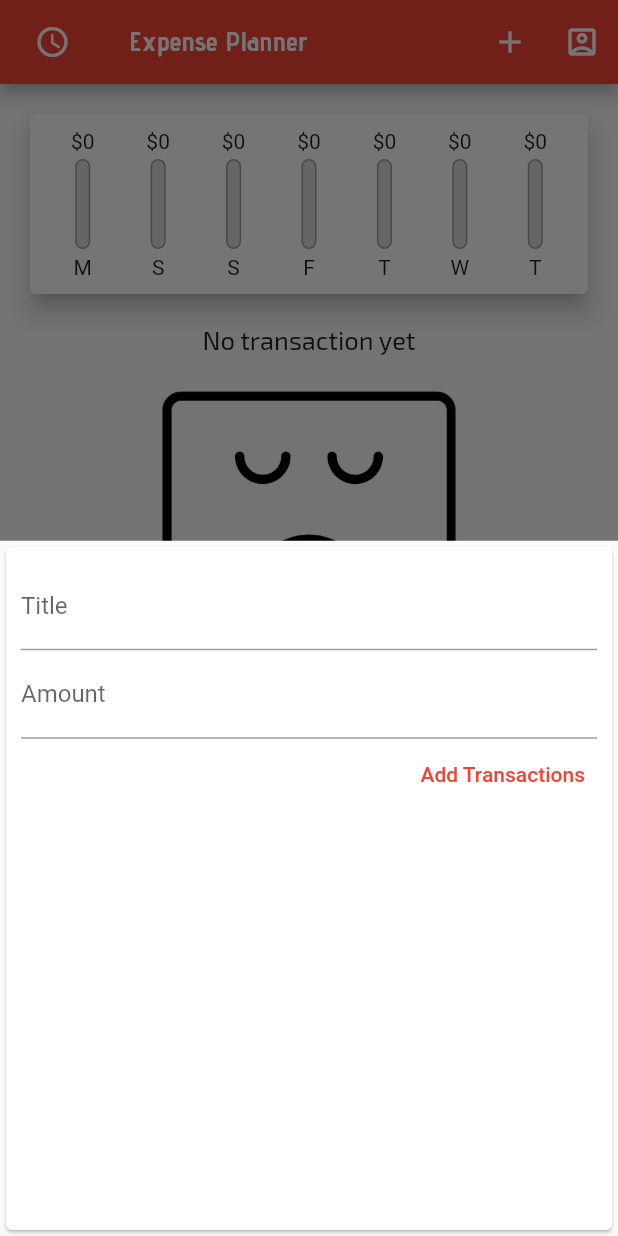
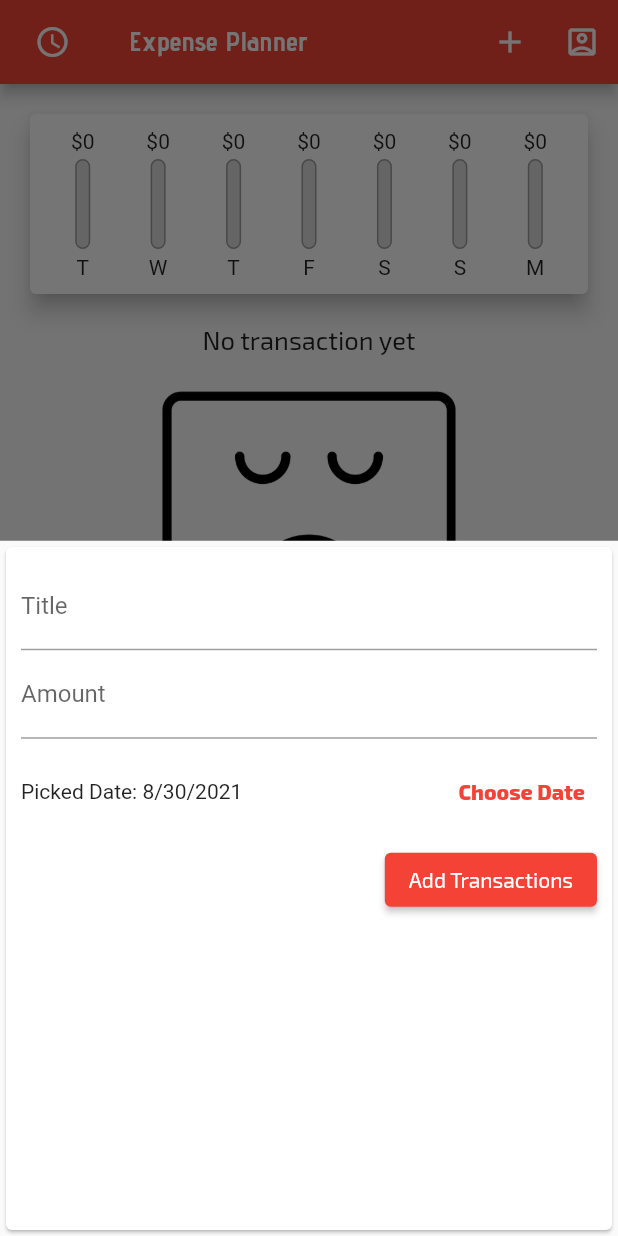
Before and after one commit to DesmondSol/expence_tracker, a Flutter app: the screen it shows after launch, after a tap on the "add" icon, on a phone screen of 412 x 824 dp. Run offline on Flutter 3.47's test engine with Material 2 defaults, Android fonts, the phone set to English and light mode, and no system bars; project files that could hold a hidden picture were left out.

Commit message:
date chooser added and fully functional

```diff
--- a/lib/main.dart
+++ b/lib/main.dart
@@ -23,6 +23,10 @@ class MyApp extends StatelessWidget {
               headline6: TextStyle(
                   fontFamily: 'Exo2',
                   fontSize: 17,
+                  fontWeight: FontWeight.normal),
+              button: TextStyle(
+                  color: Colors.white,
+                  fontFamily: 'Exo2',
                   fontWeight: FontWeight.normal)),
           appBarTheme: AppBarTheme(
               textTheme: ThemeData.light().textTheme.copyWith(
@@ -65,20 +69,21 @@ class MyHomeePage extends State<MyHomePage> {
     }).toList();
   }
 
-  void _addNewTransa(String txtitle, double txamount) {
+  void _addNewTransa(String txtitle, double txamount, DateTime chosenDate) {
     int b;
     if (_userTran.isEmpty) {
       b = 1;
-      print(b);
+      //print(b);
     } else {
       b = int.parse(_userTran.last.id) + 1;
     }
     // print('$b $txtitle $txamount');
     final newTx = Transaction(
-        id: b.toString(),
-        title: txtitle,
-        amount: txamount,
-        date: DateTime.now());
+      id: b.toString(),
+      title: txtitle,
+      amount: txamount,
+      date: chosenDate,
+    );
 
     setState(() {
       _userTran.add(newTx);
--- a/lib/widgets/chart.dart
+++ b/lib/widgets/chart.dart
@@ -20,13 +20,13 @@ class Chart extends StatelessWidget {
           totalsum += recentTrans[i].amount;
         }
       }
-      print(DateFormat.E().format(weekDay));
-      print(totalsum);
+     // print(DateFormat.E().format(weekDay));
+     // print(totalsum);
       return {
         'day': DateFormat.E().format(weekDay).substring(0, 1),
         'amount': totalsum
       };
-    });
+    }).reversed.toList();
   }
 
   double get totalSpending {
@@ -37,7 +37,7 @@ class Chart extends StatelessWidget {
 
   @override
   Widget build(BuildContext context) {
-    print(groupedTransVals);
+   // print(groupedTransVals);
     return Card(
       elevation: 6,
       margin: EdgeInsets.all(20),
--- a/lib/widgets/new_transaction.dart
+++ b/lib/widgets/new_transaction.dart
@@ -1,4 +1,5 @@
 import 'package:flutter/material.dart';
+import 'package:intl/intl.dart';
 
 // consider converting to stateful widget if stg is not working
 class NewTransaction extends StatefulWidget {
@@ -12,25 +13,41 @@ class NewTransaction extends StatefulWidget {
 }
 
 class _NewTransactionState extends State<NewTransaction> {
-  final titleController = TextEditingController();
+  final _titleController = TextEditingController();
+  final _amountContoller = TextEditingController();
+  DateTime _selectedDate = DateTime.now();
 
-  final amountContoller = TextEditingController();
-
-  void submitData() {
-    if (titleController.text.isEmpty || amountContoller.text.isEmpty) {
+  void _submitData() {
+    if (_titleController.text.isEmpty || _amountContoller.text.isEmpty) {
       print('please enter values');
       return;
     }
-    final enteredTitle = titleController.text;
-    final enteredAmnt = double.parse(amountContoller.text);
+    final enteredTitle = _titleController.text;
+    final enteredAmnt = double.parse(_amountContoller.text);
     // addtx(titleController.text,  // another way of putting it
     // double.parse(amountContoller.text)
     if (enteredAmnt <= 0) {
       print('please enter realistic values');
       return;
     }
-    widget.addtx(enteredTitle, enteredAmnt);
+    widget.addtx(enteredTitle, enteredAmnt,_selectedDate);
     Navigator.of(context).pop();
+  }
+
+  void _presentDatePicker() {
+    showDatePicker(
+      context: context,
+      initialDate: DateTime.now(),
+      firstDate: DateTime(DateTime.now().year - 1),
+      lastDate: DateTime(DateTime.now().year + 1),
+    ).then((value) {
+      if (value == null) {
+        return;
+      }
+      setState(() {
+        _selectedDate = value;
+      });
+    });
   }
 
   @override
@@ -42,24 +59,53 @@ class _NewTransactionState extends State<NewTransaction> {
           crossAxisAlignment: CrossAxisAlignment.end,
           children: <Widget>[
             TextField(
-              controller: titleController,
+              controller: _titleController,
               //     onChanged: (val) => ttlInput = val,
-              onSubmitted: (_) => submitData(),
+              onSubmitted: (_) => _submitData(),
               decoration: InputDecoration(labelText: "Title"),
             ),
             TextField(
-              controller: amountContoller,
-              onSubmitted: (_) => submitData(),
+              controller: _amountContoller,
+              onSubmitted: (_) => _submitData(),
 
               keyboardType: TextInputType.numberWithOptions(decimal: true),
               //      onChanged: (val) => amntInput = val,  is an alternative to thr controller above
               decoration: InputDecoration(labelText: "Amount"),
             ),
-            TextButton(
-                onPressed: submitData,
+            Container(
+              height: 70,
+              child: Row(
+                children: <Widget>[
+                  Expanded(
+                    child: Text(
+                      // _selectedDate == null
+                      //     ? 'No Date Chosen':
+                      'Picked Date: ${DateFormat.yMd().format(_selectedDate)}',
+                    ),
+                  ),
+                  SizedBox(width: 10),
+                  TextButton(
+                    onPressed: _presentDatePicker,
+                    child: Text(
+                      'Choose Date',
+                      style: TextStyle(
+                        color: Theme.of(context).primaryColor,
+                        fontWeight: FontWeight.bold,
+                      ),
+                    ),
+                  )
+                ],
+              ),
+            ),
+            ElevatedButton(
+                style: ElevatedButton.styleFrom(
+                    primary: Theme.of(context).primaryColor,
+                    onPrimary: Theme.of(context).textTheme.button!.color),
+                onPressed: _submitData,
                 child: Text(
                   'Add Transactions',
-                  style: TextStyle(color: Theme.of(context).primaryColor),
+                  //   style: TextStyle(
+                  //       color: Theme.of(context).textTheme.button!.color),
                 ))
           ],
         ),
--- a/lib/widgets/transaction_list.dart
+++ b/lib/widgets/transaction_list.dart
@@ -42,12 +42,14 @@ class TransactionList extends StatelessWidget {
                       decoration: BoxDecoration(
                           border: Border.all(
                               color: Theme.of(context).primaryColor, width: 2)),
+                      child: FittedBox(
                         child: Text(
                           '\$${transaction[index].amount.toStringAsFixed(2)}',
                           style: TextStyle(
                               fontWeight: FontWeight.bold,
                               fontSize: 20,
                               color: Theme.of(context).primaryColor),
+                        ),
                       ),
                       padding: EdgeInsets.all(10),
                     ),
```
Lines whose indentation alone changed are shown as unchanged.
